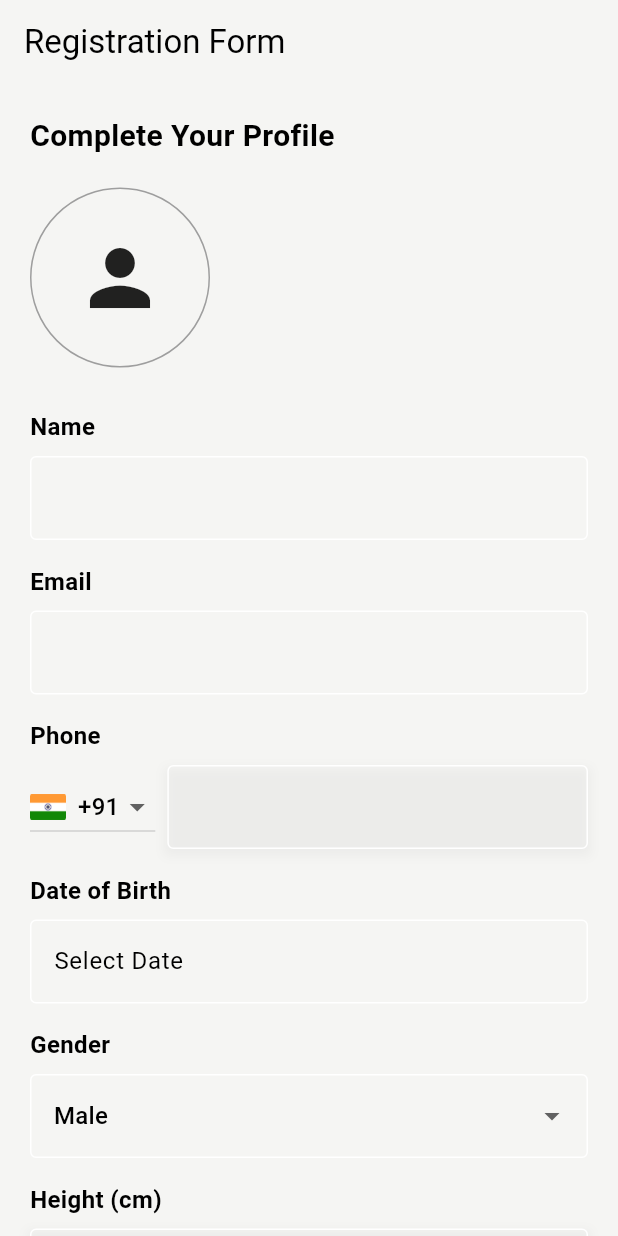
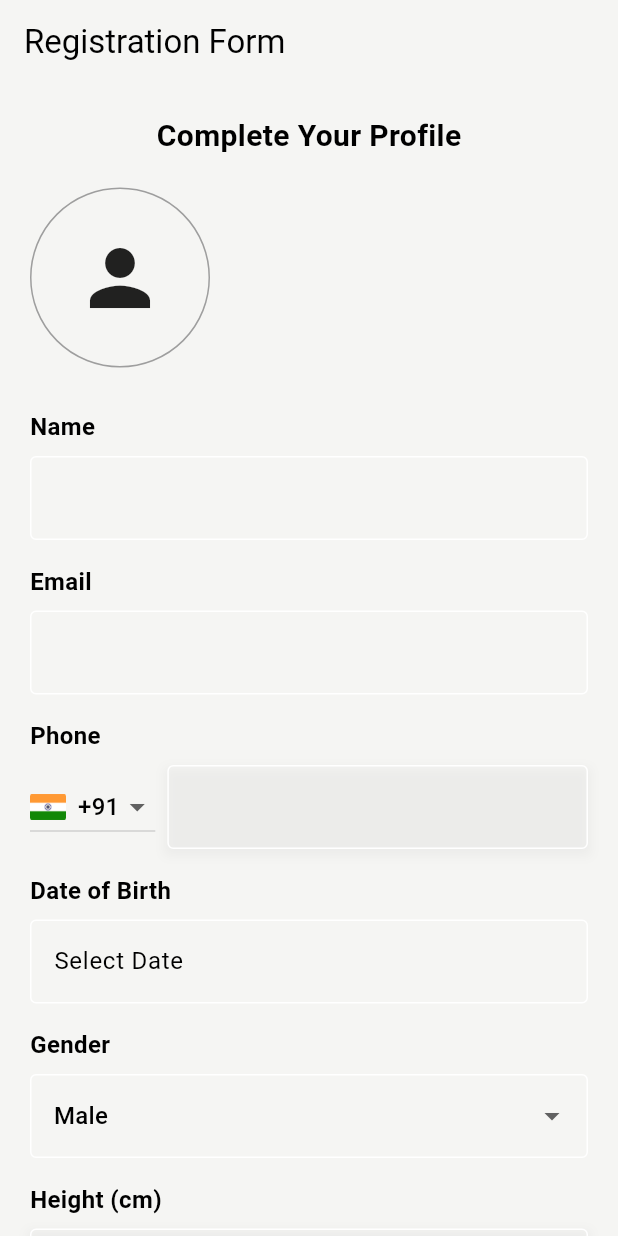
Before and after one commit to Sunilsangfroid/Food_Printing_App, a Flutter app: the RegistrationPage screen opened by its route, on a phone screen of 412 x 824 dp. Run offline on Flutter 3.47's test engine with Material 3 defaults, Android fonts, the phone set to English and light mode, and no system bars; our stand-ins replace cloud_firestore, firebase_auth, firebase_core, firebase_storage, flutter_rating_bar, google_sign_in and 3 more; missing offline and left inert: dart:ffi, localstore; accounts and stored records are empty; statements that could not run were skipped.

Commit message:
my account flag

```diff
--- a/lib/Pages/register.dart
+++ b/lib/Pages/register.dart
@@ -31,7 +31,7 @@ class _RegistrationPageState extends State<RegistrationPage> {
     return Scaffold(
       appBar: AppBar(
         automaticallyImplyLeading: false,
-        title: Text('Registration Form'),
+        title: const Text('Registration Form'),
         backgroundColor: Colors.transparent,
       ),
       body: SingleChildScrollView(
@@ -39,14 +39,16 @@ class _RegistrationPageState extends State<RegistrationPage> {
         child: Column(
           crossAxisAlignment: CrossAxisAlignment.start,
           children: [
-            Text(
-              'Complete Your Profile',
-              style: TextStyle(
-                fontSize: 20,
-                fontWeight: FontWeight.bold,
+            const Center(
+              child: Text(
+                'Complete Your Profile',
+                style: TextStyle(
+                  fontSize: 20,
+                  fontWeight: FontWeight.bold,
+                ),
               ),
             ),
-            SizedBox(height: 20.0),
+            const SizedBox(height: 20.0),
             GestureDetector(
               onTap: _pickImage,
               child: Container(
@@ -65,19 +67,19 @@ class _RegistrationPageState extends State<RegistrationPage> {
                           fit: BoxFit.cover,
                         ),
                       )
-                    : Icon(
+                    : const Icon(
                         Icons.person,
                         size: 60,
                       ),
               ),
             ),
-            SizedBox(height: 20.0),
+            const SizedBox(height: 20.0),
             buildContainerWithLabel(
               'Name',
               TextFormField(
                 controller: nameController,
                 keyboardType: TextInputType.text,
-                decoration: InputDecoration(
+                decoration: const InputDecoration(
                   border: OutlineInputBorder(),
                 ),
               ),
@@ -88,7 +90,7 @@ class _RegistrationPageState extends State<RegistrationPage> {
                 controller: emailController,
                 readOnly: true,
                 keyboardType: TextInputType.emailAddress,
-                decoration: InputDecoration(
+                decoration: const InputDecoration(
                   border: OutlineInputBorder(),
                 ),
               ),
@@ -113,7 +115,7 @@ class _RegistrationPageState extends State<RegistrationPage> {
                 child: AbsorbPointer(
                   child: TextFormField(
                     controller: dobController,
-                    decoration: InputDecoration(
+                    decoration: const InputDecoration(
                       border: OutlineInputBorder(),
                       hintText: 'Select Date',
                     ),
@@ -145,7 +147,7 @@ class _RegistrationPageState extends State<RegistrationPage> {
               'Medical History*',
               buildMedicalHistoryField(medicalHistoryController),
             ),
-            SizedBox(height: 20.0),
+            const SizedBox(height: 20.0),
             Align(
               alignment: Alignment.center,
               child: ElevatedButton(
@@ -156,7 +158,7 @@ class _RegistrationPageState extends State<RegistrationPage> {
                   foregroundColor:
                       MaterialStateProperty.all<Color>(Colors.black),
                 ),
-                child: Text('Register'),
+                child: const Text('Register'),
               ),
             ),
           ],
@@ -187,7 +189,7 @@ class _RegistrationPageState extends State<RegistrationPage> {
                 width: 24,
                 height: 24,
               ),
-              SizedBox(width: 8.0),
+              const SizedBox(width: 8.0),
               Text(value),
             ],
           ),
@@ -212,7 +214,7 @@ class _RegistrationPageState extends State<RegistrationPage> {
       child: TextFormField(
         controller: controller,
         keyboardType: inputType,
-        decoration: InputDecoration(
+        decoration: const InputDecoration(
           border: OutlineInputBorder(),
         ),
       ),
@@ -271,7 +273,7 @@ class _RegistrationPageState extends State<RegistrationPage> {
       child: TextFormField(
         controller: controller,
         keyboardType: TextInputType.text,
-        decoration: InputDecoration(
+        decoration: const InputDecoration(
           border: OutlineInputBorder(),
         ),
       ),
@@ -286,12 +288,12 @@ class _RegistrationPageState extends State<RegistrationPage> {
         children: [
           Text(
             label,
-            style: TextStyle(
+            style: const TextStyle(
               fontSize: 16.0,
               fontWeight: FontWeight.bold,
             ),
           ),
-          SizedBox(height: 8.0),
+          const SizedBox(height: 8.0),
           child,
         ],
       ),
@@ -317,7 +319,7 @@ class _RegistrationPageState extends State<RegistrationPage> {
       builder: (BuildContext context, Widget? child) {
         return Theme(
           data: ThemeData.light().copyWith(
-            colorScheme: ColorScheme.light(
+            colorScheme: const ColorScheme.light(
               primary: Colors.blue, // Color for the selected day
               onPrimary: Colors.white, // Text color for the selected day
               surface: Colors.white, // Background color of the calendar
@@ -344,7 +346,7 @@ class _RegistrationPageState extends State<RegistrationPage> {
 
       // Show a snackbar to indicate successful registration
       ScaffoldMessenger.of(context).showSnackBar(
-        SnackBar(
+        const SnackBar(
           content: Text(
             'Registration successful!',
             style: TextStyle(color: Colors.green),
@@ -357,7 +359,7 @@ class _RegistrationPageState extends State<RegistrationPage> {
           context, '/home'); // Replace '/home' with your home screen route
     } else {
       ScaffoldMessenger.of(context).showSnackBar(
-        SnackBar(
+        const SnackBar(
           content: Text(
             'Please fill all sections',
             style: TextStyle(color: Colors.red),
--- a/pubspec.yaml
+++ b/pubspec.yaml
@@ -48,6 +48,7 @@ dependencies:
   path_provider: ^2.1.3
   intl: ^0.19.0
   country_icons: ^3.0.0
+  firebase_messaging: ^14.9.1
 
 dev_dependencies:
   flutter_test:
```
Also changed, not shown: lib/Pages/myaccount.dart (+18 -6 lines), pubspec.lock.
